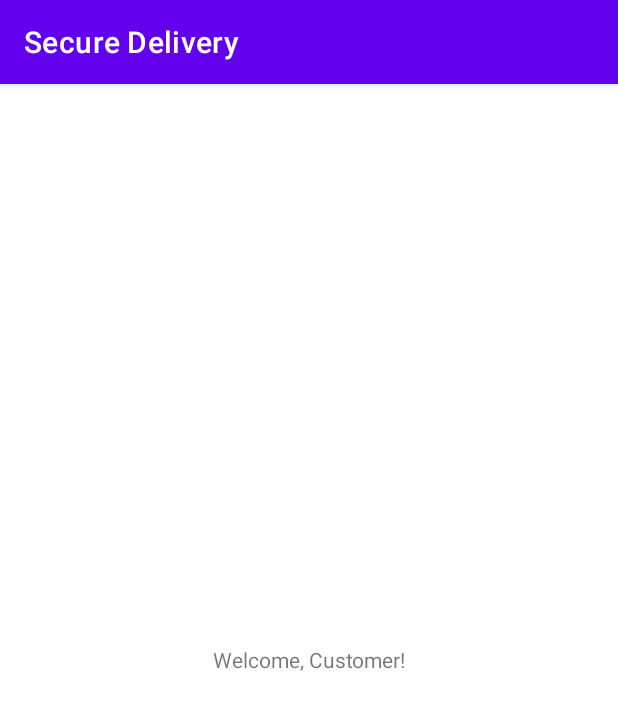
After one commit to j0ker70/HackTheVerse_TeamTetragon, an Android app: the CustomerHomeActivity screen opened directly, with no data from a screen before it, on a phone screen of 412 x 824 dp. The commit adds this screen. Shown: the top 710 px of the screen. Run offline under Robolectric (Android 15) with nearby library versions, the phone set to English and light mode, and no system bars.

Commit message:
primary level complete

```diff
--- a/SecureDelivery/app/src/main/AndroidManifest.xml
+++ b/SecureDelivery/app/src/main/AndroidManifest.xml
@@ -9,7 +9,10 @@
         android:roundIcon="@mipmap/ic_launcher_round"
         android:supportsRtl="true"
         android:theme="@style/Theme.SecureDelivery">
-        <activity android:name=".LoginActivity"></activity>
+        <activity android:name=".CustomerHomeActivity"></activity>
+        <activity android:name=".ManagerHomeActivity" />
+        <activity android:name=".WorkerHomeActivity" />
+        <activity android:name=".LoginActivity" />
         <activity android:name=".MainActivity">
             <intent-filter>
                 <action android:name="android.intent.action.MAIN" />
--- /dev/null
+++ b/SecureDelivery/app/src/main/java/com/example/securedelivery/CustomerHomeActivity.java
@@ -0,0 +1,14 @@
+package com.example.securedelivery;
+
+import androidx.appcompat.app.AppCompatActivity;
+
+import android.os.Bundle;
+
+public class CustomerHomeActivity extends AppCompatActivity {
+
+    @Override
+    protected void onCreate(Bundle savedInstanceState) {
+        super.onCreate(savedInstanceState);
+        setContentView(R.layout.activity_customer_home);
+    }
+}
--- a/SecureDelivery/app/src/main/java/com/example/securedelivery/MainActivity.java
+++ b/SecureDelivery/app/src/main/java/com/example/securedelivery/MainActivity.java
@@ -4,9 +4,7 @@ import androidx.appcompat.app.AppCompatActivity;
 
 import android.content.Intent;
 import android.os.Bundle;
-import android.view.View;
 import android.widget.Button;
-import android.widget.Toast;
 
 public class MainActivity extends AppCompatActivity {
 
--- /dev/null
+++ b/SecureDelivery/app/src/main/res/layout/activity_customer_home.xml
@@ -0,0 +1,17 @@
+<?xml version="1.0" encoding="utf-8"?>
+<LinearLayout xmlns:android="http://schemas.android.com/apk/res/android"
+    xmlns:app="http://schemas.android.com/apk/res-auto"
+    xmlns:tools="http://schemas.android.com/tools"
+    android:layout_width="match_parent"
+    android:layout_height="match_parent"
+    android:gravity="center"
+    tools:context=".CustomerHomeActivity">
+
+    <TextView
+        android:layout_width="match_parent"
+        android:layout_height="wrap_content"
+        android:text="Welcome, Customer!"
+        android:textAlignment="center"
+        />
+
+</LinearLayout>
```
Also changed, not shown: SecureDelivery/app/src/main/java/com/example/securedelivery/LoginActivity.java (+44 -0 lines), SecureDelivery/app/src/main/java/com/example/securedelivery/ManagerHomeActivity.java (added, +14 -0 lines), SecureDelivery/app/src/main/java/com/example/securedelivery/WorkerHomeActivity.java (added, +14 -0 lines), SecureDelivery/app/src/main/res/layout/activity_login.xml (+10 -0 lines), SecureDelivery/app/src/main/res/layout/activity_manager_home.xml (added, +17 -0 lines), SecureDelivery/app/src/main/res/layout/activity_worker_home.xml (added, +17 -0 lines).
